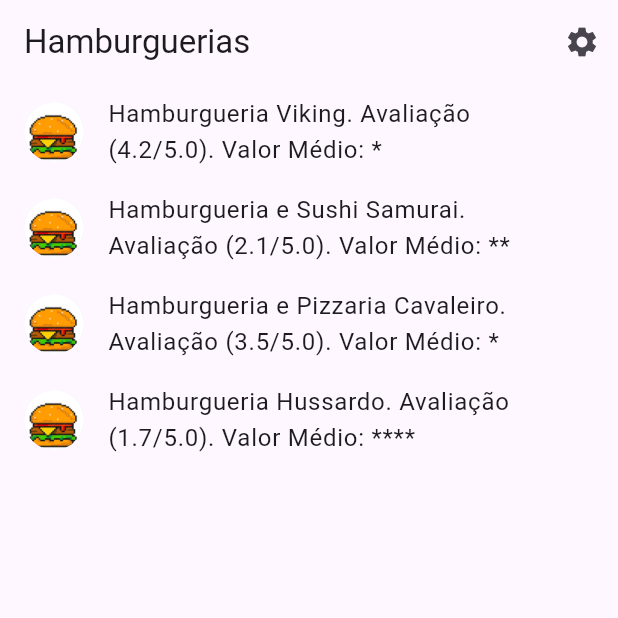
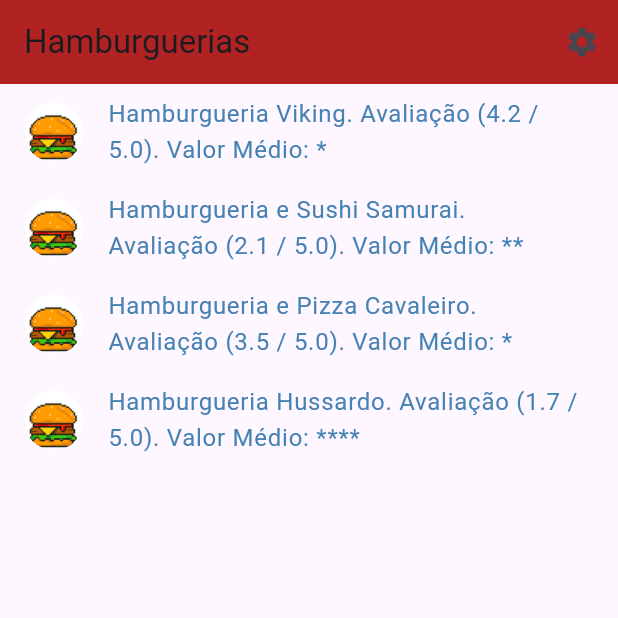
Before and after one commit to V1ct0rSabaa/Hamburgueria-com-Ratings-e-Users, a Flutter app: the screen it shows after launch, on a phone screen of 412 x 824 dp, the top half of it. Run offline on Flutter 3.47's test engine with Material 3 defaults, Android fonts, the light colour scheme and no system bars; generated files the repository leaves out were written again.

Commit message:
Sprint 1, mudanças esteticas apenas

```diff
--- a/lib/src/lista_items/item_list_view.dart
+++ b/lib/src/lista_items/item_list_view.dart
@@ -10,7 +10,7 @@ class ItemListView extends StatelessWidget {
     this.items = const [
       Item(1, "Hamburgueria Viking", 4.2, "*"),
       Item(2, "Hamburgueria e Sushi Samurai", 2.1, "**"),
-      Item(3, "Hamburgueria e Pizzaria Cavaleiro", 3.5, "*"),
+      Item(3, "Hamburgueria e Pizza Cavaleiro", 3.5, "*"),
       Item(4, "Hamburgueria Hussardo", 1.7, "****")
       ]
   });
@@ -33,25 +33,26 @@ class ItemListView extends StatelessWidget {
             },
           ),
         ],
+        backgroundColor: Color.fromARGB(255, 177,34,34),
       ),
-
       body: ListView.builder(
         restorationId: 'sampleItemListView',
         itemCount: items.length,
         itemBuilder: (BuildContext context, int index) {
           final item = items[index];
           const double maximoRating = 5.0;
-          final textoItem = """${item.nome}. Avaliação (${item.rating}/${maximoRating}). Valor Médio: ${item.valorMedio}""";
+          final textoItem = """${item.nome}. Avaliação (${item.rating} / $maximoRating). Valor Médio: ${item.valorMedio}""";
+          const Color corTexto = Color.fromARGB(255, 70,130,180);
           return ListTile(
-            title: Text(textoItem),
-            leading: const CircleAvatar(
-              // Display the Flutter Logo image asset.
-              foregroundImage: AssetImage('assets/images/hamb1.png'),
+            title: Text(textoItem,
+            style: const TextStyle(color : corTexto),
+
+            )
+            ,
+            leading: const CircleAvatar( // add icone circular de hamburguer ao lado de cada
+              foregroundImage: AssetImage('assets/images/hamb1.png')
             ),
             onTap: () {
-              // Navigate to the details page. If the user leaves and returns to
-              // the app after it has been killed while running in the
-              // background, the navigation stack is restored.
               Navigator.restorablePushNamed(
                 context,
                 ItemDetailsView.routeName,
```
